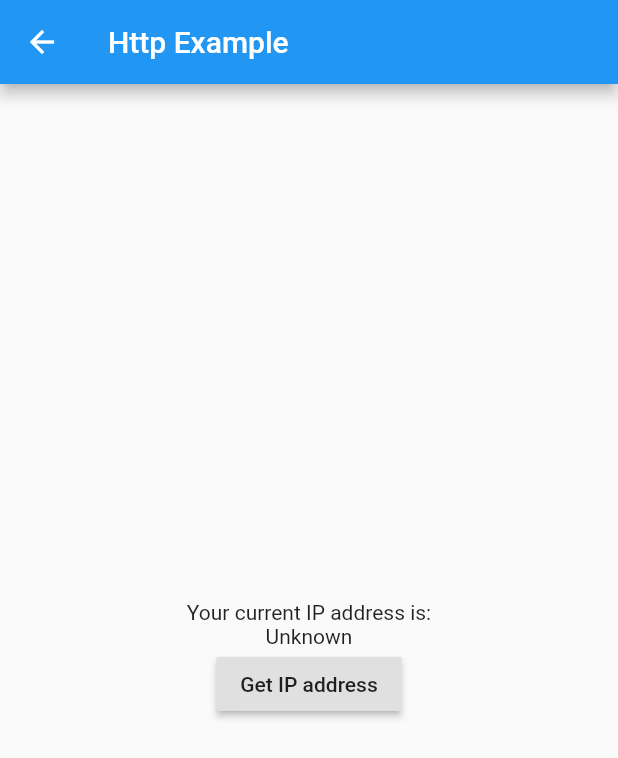
After one commit to Wikiko/learning_flutter, a Flutter app: the HttpExample screen opened by its route, after a tap on "Get IP address", on a phone screen of 412 x 824 dp. The commit adds this screen. Shown: the top 758 px of the screen. Run offline on Flutter 3.47's test engine with Material 2 defaults, Android fonts, the phone set to English and light mode, and no system bars; our stand-ins replace shared_preferences; accounts and stored records are empty; network calls fail.

Commit message:
Http example adicionado.

```diff
--- a/lib/blink.dart
+++ b/lib/blink.dart
@@ -64,6 +64,13 @@ class _MyStatefulWidgetState extends State<MyStatefulWidget> {
               onTap: () {
                 Navigator.of(context).pushNamed('/c');
               },
+            ),
+            ListTile(
+              leading: Icon(Icons.http),
+              title: Text('Http Example'),
+              onTap: () {
+                Navigator.of(context).pushNamed('/e');
+              },
             )
           ],
         ),
--- /dev/null
+++ b/lib/http_example.dart
@@ -0,0 +1,52 @@
+import 'dart:convert';
+
+import 'package:flutter/cupertino.dart';
+import 'package:flutter/material.dart';
+import 'package:http/http.dart' as http;
+
+class HttpExample extends StatefulWidget {
+
+  @override
+  _HttpExampleState createState() => _HttpExampleState();
+
+}
+
+class _HttpExampleState extends State<HttpExample> {
+
+  String _ipAddress = '';
+
+  Future<void> _getIpAddressFuture;
+
+  _getIPAddress() async {
+   var response = await http.get('https://httpbin.org/ip');
+   var responseJson = json.decode(response.body);
+   var ip = responseJson['origin'];
+    setState(() {
+      _ipAddress = ip;
+    });
+  }
+
+  @override
+  Widget build(BuildContext context) {
+    return Scaffold(
+      appBar: AppBar(
+        title: Text('Http Example'),
+      ),
+      body: Center(
+        child: Column(
+          mainAxisAlignment: MainAxisAlignment.center,
+          children: <Widget>[
+            Text('Your current IP address is:'),
+            Text(_ipAddress.isEmpty ? 'Unknown' : _ipAddress),
+            RaisedButton(
+              child: Text('Get IP address'),
+              onPressed: () {
+                _getIpAddressFuture = _getIPAddress();
+              },
+            )
+          ],
+        )
+      ),
+    );
+  }
+}
--- a/lib/main.dart
+++ b/lib/main.dart
@@ -1,6 +1,7 @@
 import 'package:flutter/material.dart';
 import 'package:learningflutter/customcard.dart';
 import 'package:learningflutter/gesture.dart';
+import 'package:learningflutter/http_example.dart';
 import 'package:learningflutter/shared_preferences_counter.dart';
 import 'package:learningflutter/tabs_example.dart';
 
@@ -18,7 +19,8 @@ class MyApp extends StatelessWidget {
         '/a': (BuildContext context) => Counter(),
         '/b': (BuildContext context) => MyStatefulWidget(title: 'Interessante'),
         '/c': (BuildContext context) => TabsExample(),
-        '/d': (BuildContext context) => GestureExample()
+        '/d': (BuildContext context) => GestureExample(),
+        '/e': (BuildContext context) => HttpExample()
       },
       title: 'Flutter Demo',
       theme: ThemeData(
--- a/pubspec.yaml
+++ b/pubspec.yaml
@@ -20,6 +20,7 @@ dependencies:
   flutter:
     sdk: flutter
   shared_preferences: ^0.4.3
+  http: ^0.12.1
 
   # The following adds the Cupertino Icons font to your application.
   # Use with the CupertinoIcons class for iOS style icons.
```
Also changed, not shown: pubspec.lock.
